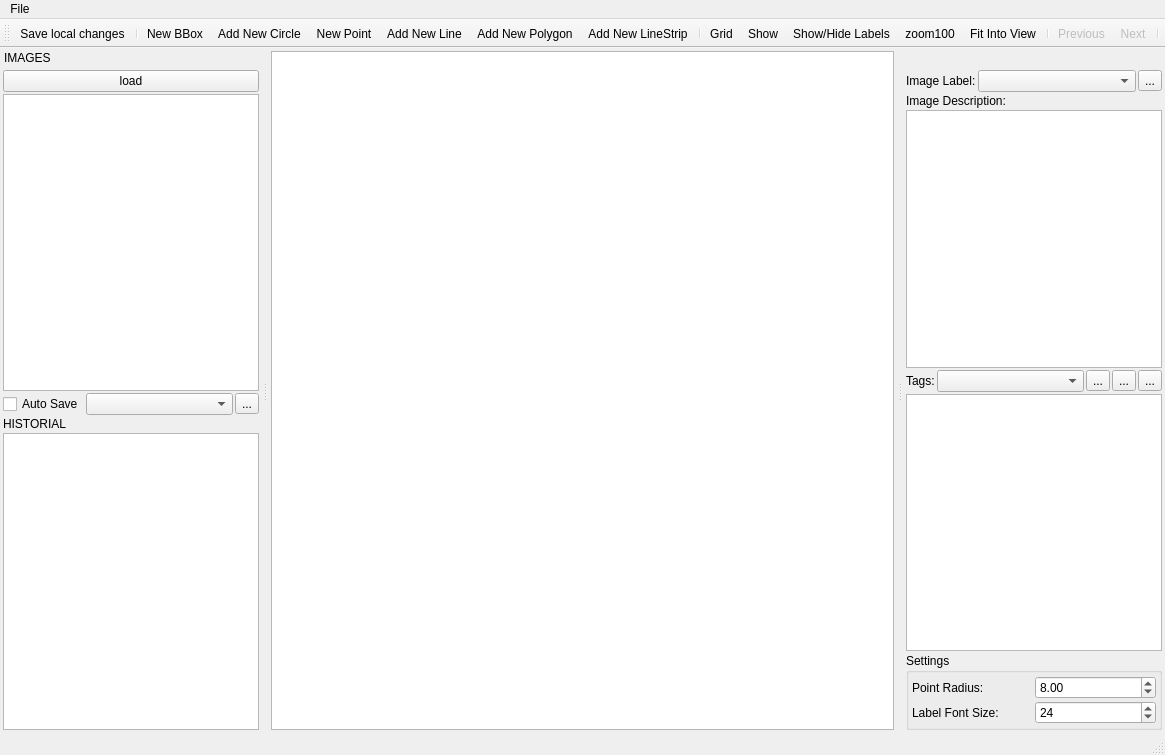
The window that src/mainwindow.ui (otre99/TaggerTool) describes before a commit, drawn with Qt 5.
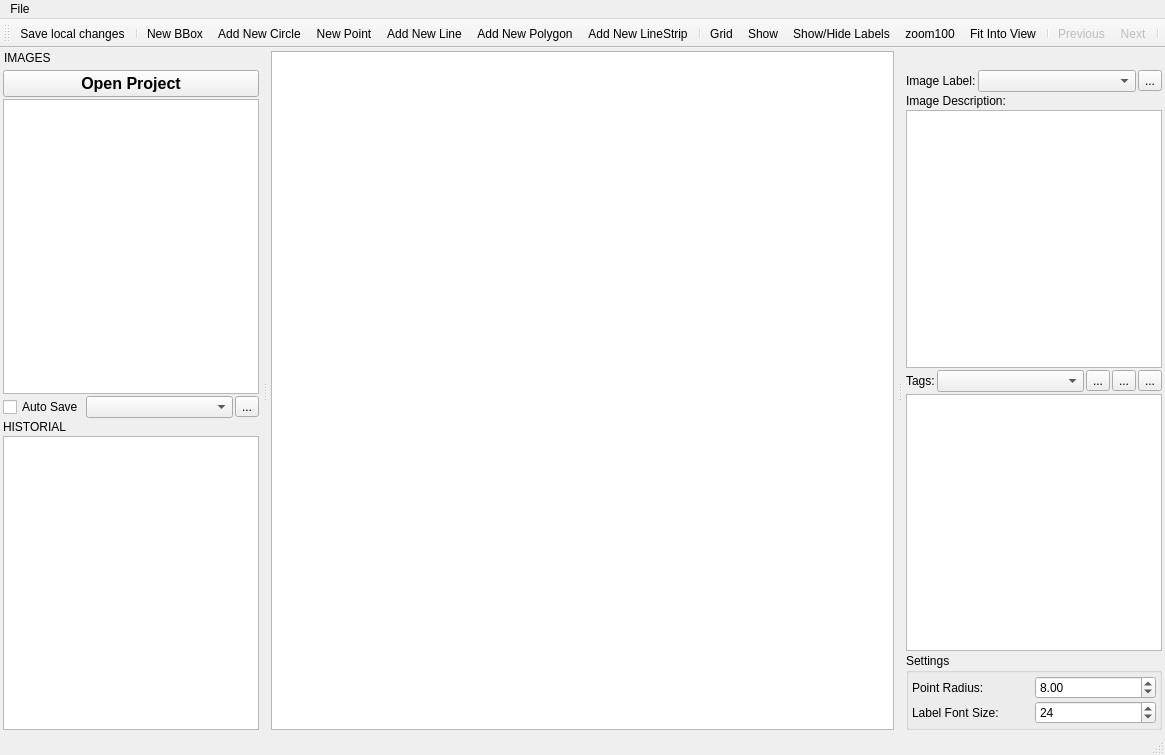
The same window after the commit. Icons and pictures are not drawn. Custom widgets are drawn as their Qt base class.

Commit message: fix issues, better icons

What changed in the file:
```diff
--- a/src/mainwindow.ui
+++ b/src/mainwindow.ui
@@ -181,12 +181,36 @@
        <property name="text">
         <string>...</string>
        </property>
+       <property name="icon">
+        <iconset theme="document-properties"/>
+       </property>
+       <property name="iconSize">
+        <size>
+         <width>16</width>
+         <height>16</height>
+        </size>
+       </property>
       </widget>
      </item>
      <item row="0" column="0" colspan="3">
       <widget class="QPushButton" name="pbLoadImgAnn">
+       <property name="font">
+        <font>
+         <pointsize>12</pointsize>
+         <bold>true</bold>
+        </font>
+       </property>
        <property name="text">
-        <string>load</string>
+        <string>Open Project</string>
+       </property>
+       <property name="icon">
+        <iconset theme="document-open"/>
+       </property>
+       <property name="iconSize">
+        <size>
+         <width>24</width>
+         <height>24</height>
+        </size>
        </property>
       </widget>
      </item>
```
Left out of the diff: 104 changed lines with no effect on the pictures. The commit also changes 33 other files.
